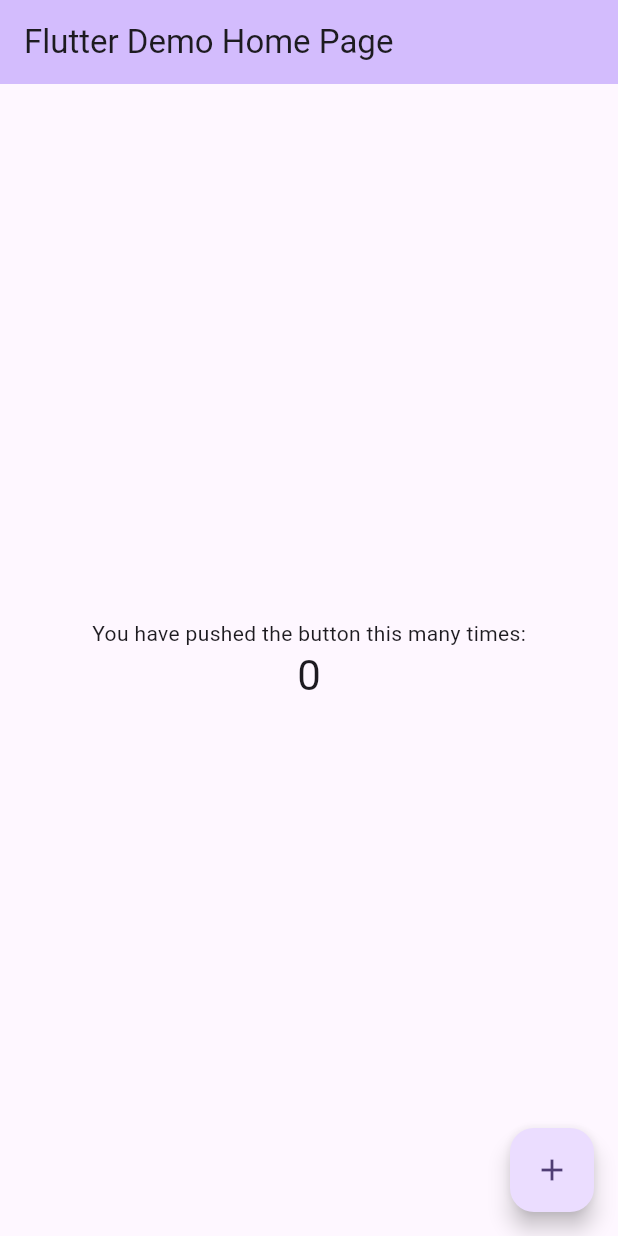
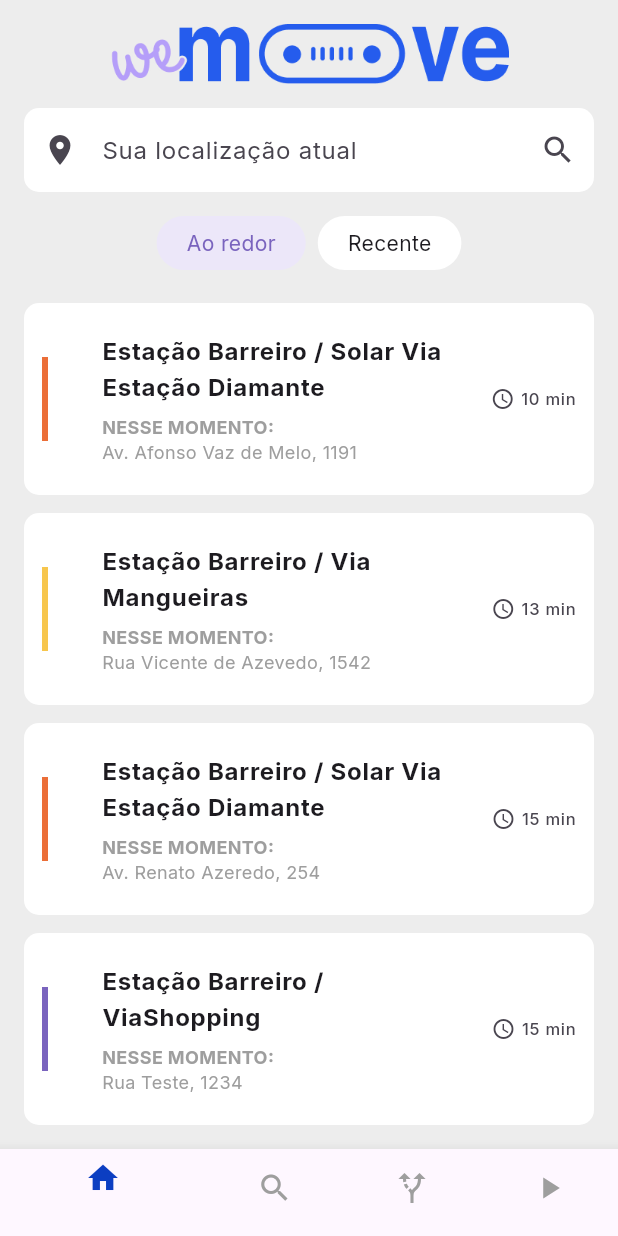
Before and after one commit to anaclaravr/wemoove_mobile, a Flutter app: the screen it shows after launch, on a phone screen of 412 x 824 dp. Run offline on Flutter 3.47's test engine with Material 3 defaults, Android fonts, the phone set to English and light mode, and no system bars.

Commit message:
Primeiro commit da página inicial

```diff
--- /dev/null
+++ b/lib/core/theme/colors.dart
@@ -0,0 +1,11 @@
+import 'package:flutter/material.dart';
+
+class AppColors {
+  static const azulNavegacao = Color(0xFF0C3EC2);
+  static const verdeAgua = Color(0xFFB0D0D3);
+  static const lilasClaro = Color(0xFFECE7F9);
+  static const roxo = Color(0xFF7A64BE);
+  static const laranja = Color(0xFFEB6E38);
+  static const amarelo = Color(0xFFF7C64D);
+  static const fundoApp = Color(0xFFEDEDED);
+}
--- /dev/null
+++ b/lib/core/theme/fonts.dart
@@ -0,0 +1,17 @@
+import 'package:flutter/material.dart';
+
+class AppTextStyles {
+  static const defaultFont = 'Inter';
+
+  static const title = TextStyle(
+    fontFamily: defaultFont,
+    fontSize: 16,
+    fontWeight: FontWeight.bold,
+  );
+
+  static const subtitle = TextStyle(
+    fontFamily: defaultFont,
+    fontSize: 12,
+    color: Colors.grey,
+  );
+}
--- a/lib/main.dart
+++ b/lib/main.dart
@@ -1,122 +1,20 @@
 import 'package:flutter/material.dart';
+import 'screens/home_screen.dart';
 
 void main() {
-  runApp(const MyApp());
+  runApp(const WeMooveApp());
 }
 
-class MyApp extends StatelessWidget {
-  const MyApp({super.key});
+class WeMooveApp extends StatelessWidget {
+  const WeMooveApp({super.key});
 
-  // This widget is the root of your application.
   @override
   Widget build(BuildContext context) {
     return MaterialApp(
-      title: 'Flutter Demo',
-      theme: ThemeData(
-        // This is the theme of your application.
-        //
-        // TRY THIS: Try running your application with "flutter run". You'll see
-        // the application has a purple toolbar. Then, without quitting the app,
-        // try changing the seedColor in the colorScheme below to Colors.green
-        // and then invoke "hot reload" (save your changes or press the "hot
-        // reload" button in a Flutter-supported IDE, or press "r" if you used
-        // the command line to start the app).
-        //
-        // Notice that the counter didn't reset back to zero; the application
-        // state is not lost during the reload. To reset the state, use hot
-        // restart instead.
-        //
-        // This works for code too, not just values: Most code changes can be
-        // tested with just a hot reload.
-        colorScheme: ColorScheme.fromSeed(seedColor: Colors.deepPurple),
-      ),
-      home: const MyHomePage(title: 'Flutter Demo Home Page'),
+      debugShowCheckedModeBanner: false,
+      title: 'WeMoove',
+      theme: ThemeData(fontFamily: 'Inter', useMaterial3: true),
+      home: HomeScreen(),
     );
   }
 }
-
-class MyHomePage extends StatefulWidget {
-  const MyHomePage({super.key, required this.title});
-
-  // This widget is the home page of your application. It is stateful, meaning
-  // that it has a State object (defined below) that contains fields that affect
-  // how it looks.
-
-  // This class is the configuration for the state. It holds the values (in this
-  // case the title) provided by the parent (in this case the App widget) and
-  // used by the build method of the State. Fields in a Widget subclass are
-  // always marked "final".
-
-  final String title;
-
-  @override
-  State<MyHomePage> createState() => _MyHomePageState();
-}
-
-class _MyHomePageState extends State<MyHomePage> {
-  int _counter = 0;
-
-  void _incrementCounter() {
-    setState(() {
-      // This call to setState tells the Flutter framework that something has
-      // changed in this State, which causes it to rerun the build method below
-      // so that the display can reflect the updated values. If we changed
-      // _counter without calling setState(), then the build method would not be
-      // called again, and so nothing would appear to happen.
-      _counter++;
-    });
-  }
-
-  @override
-  Widget build(BuildContext context) {
-    // This method is rerun every time setState is called, for instance as done
-    // by the _incrementCounter method above.
-    //
-    // The Flutter framework has been optimized to make rerunning build methods
-    // fast, so that you can just rebuild anything that needs updating rather
-    // than having to individually change instances of widgets.
-    return Scaffold(
-      appBar: AppBar(
-        // TRY THIS: Try changing the color here to a specific color (to
-        // Colors.amber, perhaps?) and trigger a hot reload to see the AppBar
-        // change color while the other colors stay the same.
-        backgroundColor: Theme.of(context).colorScheme.inversePrimary,
-        // Here we take the value from the MyHomePage object that was created by
-        // the App.build method, and use it to set our appbar title.
-        title: Text(widget.title),
-      ),
-      body: Center(
-        // Center is a layout widget. It takes a single child and positions it
-        // in the middle of the parent.
-        child: Column(
-          // Column is also a layout widget. It takes a list of children and
-          // arranges them vertically. By default, it sizes itself to fit its
-          // children horizontally, and tries to be as tall as its parent.
-          //
-          // Column has various properties to control how it sizes itself and
-          // how it positions its children. Here we use mainAxisAlignment to
-          // center the children vertically; the main axis here is the vertical
-          // axis because Columns are vertical (the cross axis would be
-          // horizontal).
-          //
-          // TRY THIS: Invoke "debug painting" (choose the "Toggle Debug Paint"
-          // action in the IDE, or press "p" in the console), to see the
-          // wireframe for each widget.
-          mainAxisAlignment: MainAxisAlignment.center,
-          children: <Widget>[
-            const Text('You have pushed the button this many times:'),
-            Text(
-              '$_counter',
-              style: Theme.of(context).textTheme.headlineMedium,
-            ),
-          ],
-        ),
-      ),
-      floatingActionButton: FloatingActionButton(
-        onPressed: _incrementCounter,
-        tooltip: 'Increment',
-        child: const Icon(Icons.add),
-      ), // This trailing comma makes auto-formatting nicer for build methods.
-    );
-  }
-}
--- /dev/null
+++ b/lib/models/bus_route.dart
@@ -0,0 +1,15 @@
+class BusRoute {
+  final int numero;
+  final String destino;
+  final String localizacao;
+  final String tempo;
+  final String cor;
+
+  BusRoute({
+    required this.numero,
+    required this.destino,
+    required this.localizacao,
+    required this.tempo,
+    required this.cor,
+  });
+}
--- /dev/null
+++ b/lib/screens/home_screen.dart
@@ -0,0 +1,132 @@
+import 'package:flutter/material.dart';
+import '../core/theme/colors.dart';
+import '../models/bus_route.dart';
+import '../widgets/bus_card.dart';
+
+class HomeScreen extends StatelessWidget {
+  final List<BusRoute> mockData = [
+    BusRoute(
+      numero: 342,
+      destino: 'Solar Via Estação Diamante',
+      localizacao: 'Av. Afonso Vaz de Melo, 1191',
+      tempo: '10 min',
+      cor: 'laranja',
+    ),
+    BusRoute(
+      numero: 340,
+      destino: 'Via Mangueiras',
+      localizacao: 'Rua Vicente de Azevedo, 1542',
+      tempo: '13 min',
+      cor: 'amarelo',
+    ),
+    BusRoute(
+      numero: 342,
+      destino: 'Solar Via Estação Diamante',
+      localizacao: 'Av. Renato Azeredo, 254',
+      tempo: '15 min',
+      cor: 'laranja',
+    ),
+    BusRoute(
+      numero: 347,
+      destino: 'ViaShopping',
+      localizacao: 'Rua Teste, 1234',
+      tempo: '15 min',
+      cor: 'roxo',
+    ),
+  ];
+
+  @override
+  Widget build(BuildContext context) {
+    return Scaffold(
+      backgroundColor: AppColors.fundoApp,
+      bottomNavigationBar: BottomNavigationBar(
+        backgroundColor: Colors.white,
+        selectedItemColor: AppColors.azulNavegacao,
+        unselectedItemColor: Colors.grey,
+        items: const [
+          BottomNavigationBarItem(icon: Icon(Icons.home), label: ''),
+          BottomNavigationBarItem(icon: Icon(Icons.search), label: ''),
+          BottomNavigationBarItem(icon: Icon(Icons.alt_route), label: ''),
+          BottomNavigationBarItem(icon: Icon(Icons.play_arrow), label: ''),
+        ],
+      ),
+      body: SafeArea(
+        child: Column(
+          children: [
+            const SizedBox(height: 16),
+            Center(
+              child: Image.asset(
+                'lib/assets/images/wemoove_logo.png',
+                height: 40,
+              ),
+            ),
+            const SizedBox(height: 16),
+            Padding(
+              padding: const EdgeInsets.symmetric(horizontal: 16),
+              child: TextField(
+                decoration: InputDecoration(
+                  hintText: 'Sua localização atual',
+                  prefixIcon: const Icon(Icons.location_on),
+                  suffixIcon: const Icon(Icons.search),
+                  filled: true,
+                  fillColor: Colors.white,
+                  border: OutlineInputBorder(
+                    borderRadius: BorderRadius.circular(10),
+                    borderSide: BorderSide.none,
+                  ),
+                ),
+              ),
+            ),
+            const SizedBox(height: 16),
+            Row(
+              mainAxisAlignment: MainAxisAlignment.center,
+              children: [
+                Container(
+                  padding: const EdgeInsets.symmetric(
+                    horizontal: 20,
+                    vertical: 8,
+                  ),
+                  decoration: BoxDecoration(
+                    color: AppColors.lilasClaro,
+                    borderRadius: BorderRadius.circular(20),
+                  ),
+                  child: Text(
+                    'Ao redor',
+                    style: TextStyle(
+                      color: AppColors.roxo,
+                      fontFamily: 'Inter',
+                    ),
+                  ),
+                ),
+                const SizedBox(width: 8),
+                Container(
+                  padding: const EdgeInsets.symmetric(
+                    horizontal: 20,
+                    vertical: 8,
+                  ),
+                  decoration: BoxDecoration(
+                    color: Colors.white,
+                    borderRadius: BorderRadius.circular(20),
+                  ),
+                  child: const Text(
+                    'Recente',
+                    style: TextStyle(fontFamily: 'Inter'),
+                  ),
+                ),
+              ],
+            ),
+            const SizedBox(height: 16),
+            Expanded(
+              child: ListView.builder(
+                padding: const EdgeInsets.symmetric(horizontal: 16),
+                itemCount: mockData.length,
+                itemBuilder:
+                    (context, index) => BusCard(route: mockData[index]),
+              ),
+            ),
+          ],
+        ),
+      ),
+    );
+  }
+}
--- /dev/null
+++ b/lib/widgets/bus_card.dart
@@ -0,0 +1,63 @@
+import 'package:flutter/material.dart';
+import '../models/bus_route.dart';
+import '../core/theme/colors.dart';
+import '../core/theme/fonts.dart';
+
+class BusCard extends StatelessWidget {
+  final BusRoute route;
+
+  const BusCard({Key? key, required this.route}) : super(key: key);
+
+  Color getLineColor() {
+    switch (route.cor) {
+      case 'laranja':
+        return AppColors.laranja;
+      case 'amarelo':
+        return AppColors.amarelo;
+      case 'roxo':
+        return AppColors.roxo;
+      default:
+        return Colors.grey;
+    }
+  }
+
+  @override
+  Widget build(BuildContext context) {
+    return Container(
+      margin: const EdgeInsets.symmetric(vertical: 6),
+      decoration: BoxDecoration(
+        color: Colors.white,
+        borderRadius: BorderRadius.circular(10),
+      ),
+      child: ListTile(
+        contentPadding: const EdgeInsets.all(12),
+        leading: Container(width: 4, height: 60, color: getLineColor()),
+        title: Text(
+          'Estação Barreiro / ${route.destino}',
+          style: AppTextStyles.title,
+        ),
+        subtitle: Column(
+          crossAxisAlignment: CrossAxisAlignment.start,
+          children: [
+            const SizedBox(height: 6),
+            Text(
+              'NESSE MOMENTO:',
+              style: AppTextStyles.subtitle.copyWith(
+                fontWeight: FontWeight.bold,
+              ),
+            ),
+            Text(route.localizacao, style: AppTextStyles.subtitle),
+          ],
+        ),
+        trailing: Row(
+          mainAxisSize: MainAxisSize.min,
+          children: [
+            const Icon(Icons.access_time, size: 16),
+            const SizedBox(width: 4),
+            Text(route.tempo),
+          ],
+        ),
+      ),
+    );
+  }
+}
```
Also changed, not shown: pubspec.yaml (+11 -2 lines), lib/assets/fonts/Inter_24pt-Bold.ttf (added), lib/assets/fonts/Inter_24pt-Regular.ttf (added), lib/assets/images/wemoove_logo.png (added), lib/widgets/location_toggle.dart (added).
